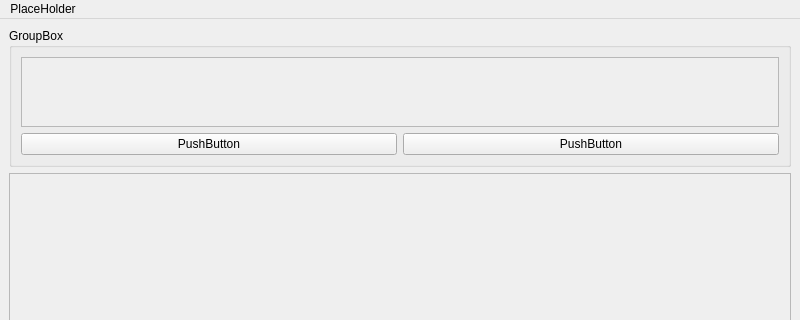
Danelfcf/MaterialOrganizer, file MainWindow.ui: the form before one commit; both pictures show x 0 to 800 and y 0 to 320 of the 800 by 600 pixel window.
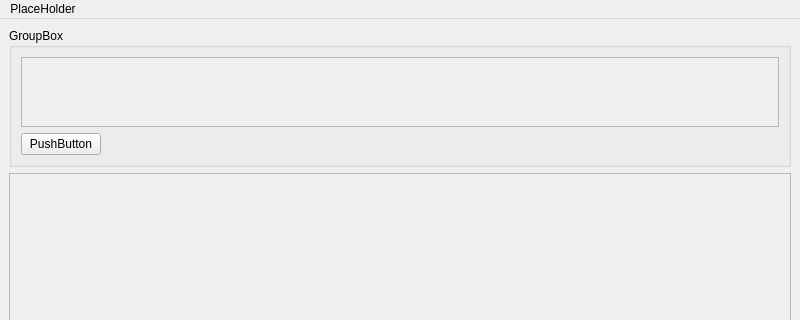
The form after the commit.

Commit message: Added spacers to main gui to preserve child widget sizes

Patch:
```diff
--- a/MainWindow.ui
+++ b/MainWindow.ui
@@ -10,6 +10,12 @@
     <height>600</height>
    </rect>
   </property>
+  <property name="sizePolicy">
+   <sizepolicy hsizetype="MinimumExpanding" vsizetype="Preferred">
+    <horstretch>0</horstretch>
+    <verstretch>0</verstretch>
+   </sizepolicy>
+  </property>
   <property name="windowTitle">
    <string>MainWindow</string>
   </property>
@@ -26,28 +32,14 @@
       <property name="maximumSize">
        <size>
         <width>16777215</width>
-        <height>200</height>
+        <height>16777215</height>
        </size>
       </property>
       <property name="title">
        <string>GroupBox</string>
       </property>
-      <layout class="QGridLayout" name="gridLayout_3">
-       <item row="1" column="1">
-        <widget class="QPushButton" name="pushButton">
-         <property name="text">
-          <string>PushButton</string>
-         </property>
-        </widget>
-       </item>
-       <item row="1" column="0">
-        <widget class="QPushButton" name="pushButton_2">
-         <property name="text">
-          <string>PushButton</string>
-         </property>
-        </widget>
-       </item>
-       <item row="0" column="0" colspan="2">
+      <layout class="QVBoxLayout" name="verticalLayout_2">
+       <item>
         <widget class="QScrollArea" name="scrollArea">
          <property name="widgetResizable">
           <bool>true</bool>
@@ -69,6 +61,30 @@
          </widget>
         </widget>
        </item>
+       <item>
+        <layout class="QHBoxLayout" name="horizontalLayout">
+         <item>
+          <widget class="QPushButton" name="pushButton">
+           <property name="text">
+            <string>PushButton</string>
+           </property>
+          </widget>
+         </item>
+         <item>
+          <spacer name="horizontalSpacer">
+           <property name="orientation">
+            <enum>Qt::Horizontal</enum>
+           </property>
+           <property name="sizeHint" stdset="0">
+            <size>
+             <width>40</width>
+             <height>20</height>
+            </size>
+           </property>
+          </spacer>
+         </item>
+        </layout>
+       </item>
       </layout>
      </widget>
     </item>
```
Left out of the diff: 29 changed lines with no effect on the pictures.
